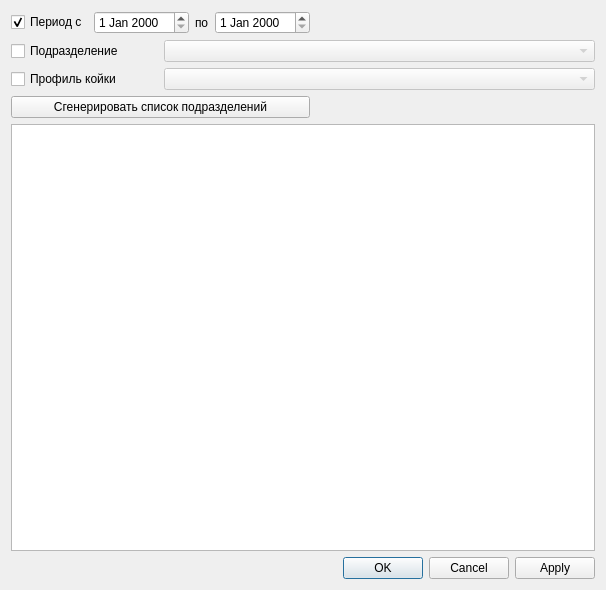
This is Orgs/PlanningHospitalBedProfile.ui in rusingineer/KPS-Samson as Qt 5 draws it before an edit. The edited form follows.
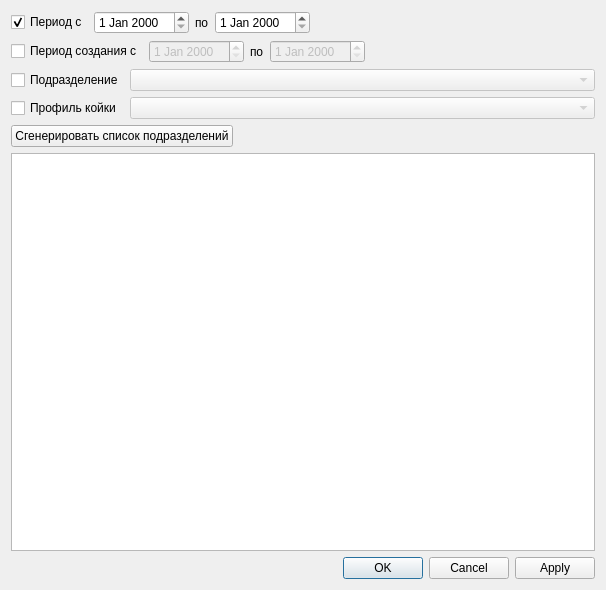
This is the edited form. Custom widgets are drawn as their Qt base class.

What changed in the file:
```diff
--- a/Orgs/PlanningHospitalBedProfile.ui
+++ b/Orgs/PlanningHospitalBedProfile.ui
@@ -14,55 +14,21 @@
    <string>Планирование загруженности коечного фонда</string>
   </property>
   <layout class="QGridLayout" name="gridLayout">
-   <item row="0" column="0" colspan="2">
-    <layout class="QHBoxLayout" name="horizontalLayout">
-     <item>
-      <widget class="QCheckBox" name="chkDate">
-       <property name="text">
-        <string>Период с</string>
-       </property>
-       <property name="checked">
-        <bool>true</bool>
-       </property>
-      </widget>
-     </item>
-     <item>
-      <widget class="CDateEdit" name="edtBegDate"/>
-     </item>
-     <item>
-      <widget class="QLabel" name="label_2">
-       <property name="text">
-        <string>по</string>
-       </property>
-      </widget>
-     </item>
-     <item>
-      <widget class="CDateEdit" name="edtEndDate"/>
-     </item>
-    </layout>
-   </item>
-   <item row="1" column="0">
-    <widget class="QCheckBox" name="chkOrgStructure">
-     <property name="text">
-      <string>Подразделение</string>
-     </property>
-    </widget>
-   </item>
-   <item row="2" column="0">
+   <item row="3" column="0">
     <widget class="QCheckBox" name="chkProfileBed">
      <property name="text">
       <string>Профиль койки</string>
      </property>
     </widget>
    </item>
-   <item row="3" column="0" colspan="2">
-    <widget class="QPushButton" name="btnFill">
+   <item row="2" column="0">
+    <widget class="QCheckBox" name="chkOrgStructure">
      <property name="text">
-      <string>Сгенерировать список подразделений</string>
+      <string>Подразделение</string>
      </property>
     </widget>
    </item>
-   <item row="5" column="2">
+   <item row="6" column="2">
     <spacer name="horizontalSpacer_2">
      <property name="orientation">
       <enum>Qt::Horizontal</enum>
@@ -75,7 +41,14 @@
      </property>
     </spacer>
    </item>
-   <item row="5" column="3">
+   <item row="4" column="0" colspan="2">
+    <widget class="QPushButton" name="btnFill">
+     <property name="text">
+      <string>Сгенерировать список подразделений</string>
+     </property>
+    </widget>
+   </item>
+   <item row="6" column="3">
     <widget class="QDialogButtonBox" name="buttonBox">
      <property name="orientation">
       <enum>Qt::Horizontal</enum>
@@ -85,23 +58,108 @@
      </property>
     </widget>
    </item>
-   <item row="4" column="0" colspan="4">
-    <widget class="CInDocTableView" name="tblItems"/>
-   </item>
-   <item row="1" column="1" colspan="3">
-    <widget class="COrgStructureHospitalBedsComboBox" name="cmbOrgStructure">
-     <property name="enabled">
-      <bool>false</bool>
-     </property>
-    </widget>
-   </item>
    <item row="2" column="1" colspan="3">
+    <widget class="COrgStructureHospitalBedsComboBox" name="cmbOrgStructure">
+     <property name="enabled">
+      <bool>false</bool>
+     </property>
+    </widget>
+   </item>
+   <item row="3" column="1" colspan="3">
     <widget class="CRBComboBox" name="cmbHospitalBedProfile">
      <property name="enabled">
       <bool>false</bool>
      </property>
     </widget>
    </item>
+   <item row="5" column="0" colspan="4">
+    <widget class="CInDocTableView" name="tblItems"/>
+   </item>
+   <item row="0" column="0" colspan="4">
+    <layout class="QHBoxLayout" name="horizontalLayout">
+     <item>
+      <widget class="QCheckBox" name="chkDate">
+       <property name="text">
+        <string>Период с</string>
+       </property>
+       <property name="checked">
+        <bool>true</bool>
+       </property>
+      </widget>
+     </item>
+     <item>
+      <widget class="CDateEdit" name="edtBegDate"/>
+     </item>
+     <item>
+      <widget class="QLabel" name="label_2">
+       <property name="text">
+        <string>по</string>
+       </property>
+      </widget>
+     </item>
+     <item>
+      <widget class="CDateEdit" name="edtEndDate"/>
+     </item>
+     <item>
+      <spacer name="horizontalSpacer">
+       <property name="orientation">
+        <enum>Qt::Horizontal</enum>
+       </property>
+       <property name="sizeHint" stdset="0">
+        <size>
+         <width>40</width>
+         <height>20</height>
+        </size>
+       </property>
+      </spacer>
+     </item>
+    </layout>
+   </item>
+   <item row="1" column="0" colspan="4">
+    <layout class="QHBoxLayout" name="horizontalLayout_2">
+     <item>
+      <widget class="QCheckBox" name="chkDateCreate">
+       <property name="text">
+        <string>Период создания с</string>
+       </property>
+      </widget>
+     </item>
+     <item>
+      <widget class="CDateEdit" name="edtBegDateCreate">
+       <property name="enabled">
+        <bool>false</bool>
+       </property>
+      </widget>
+     </item>
+     <item>
+      <widget class="QLabel" name="lblCreateEnd">
+       <property name="text">
+        <string>по</string>
+       </property>
+      </widget>
+     </item>
+     <item>
+      <widget class="CDateEdit" name="edtEndDateCreate">
+       <property name="enabled">
+        <bool>false</bool>
+       </property>
+      </widget>
+     </item>
+     <item>
+      <spacer name="horizontalSpacer_3">
+       <property name="orientation">
+        <enum>Qt::Horizontal</enum>
+       </property>
+       <property name="sizeHint" stdset="0">
+        <size>
+         <width>40</width>
+         <height>20</height>
+        </size>
+       </property>
+      </spacer>
+     </item>
+    </layout>
+   </item>
   </layout>
  </widget>
  <customwidgets>
@@ -110,20 +168,20 @@
    <extends>QComboBox</extends>
    <header>library/crbcombobox.h</header>
   </customwidget>
-  <customwidget>
-   <class>COrgStructureHospitalBedsComboBox</class>
-   <extends>QComboBox</extends>
-   <header>OrgStructComboBoxes.h</header>
-  </customwidget>
-  <customwidget>
-   <class>CInDocTableView</class>
-   <extends>QTableView</extends>
-   <header>library/InDocTable</header>
-  </customwidget>
   <customwidget>
    <class>CDateEdit</class>
    <extends>QDateEdit</extends>
-   <header>library/DateEdit</header>
+   <header>library/DateEdit.h</header>
+  </customwidget>
+  <customwidget>
+   <class>CInDocTableView</class>
+   <extends>QTableView</extends>
+   <header location="global">library/InDocTable.h</header>
+  </customwidget>
+  <customwidget>
+   <class>COrgStructureHospitalBedsComboBox</class>
+   <extends>QComboBox</extends>
+   <header>OrgStructComboBoxes.h</header>
   </customwidget>
  </customwidgets>
  <tabstops>
```
